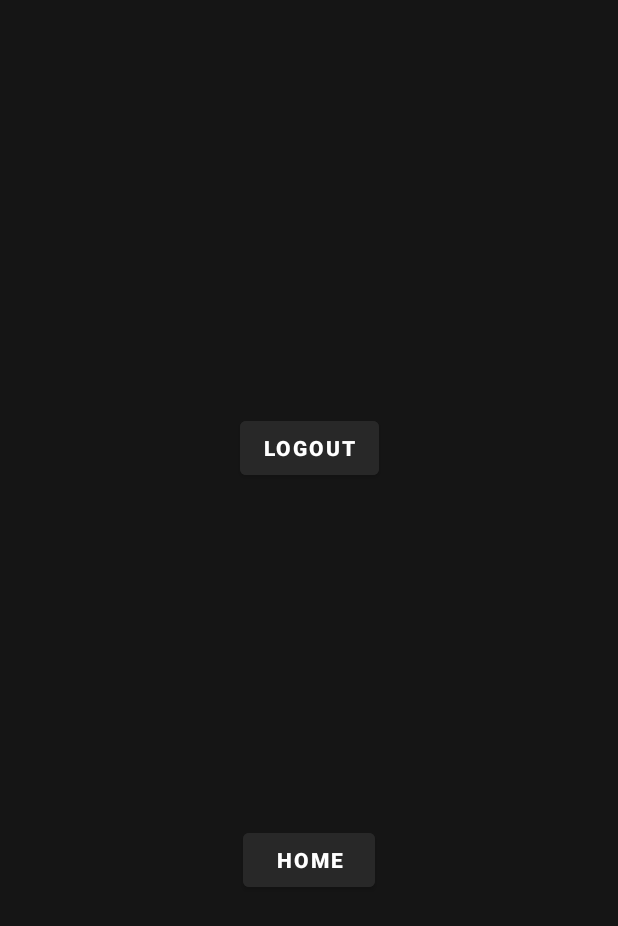
After one commit to parisgiakoum/MovIeT-Android_Movie_Experience, an Android app: the TestAuthorisationFunctionalities screen opened directly, with no data from a screen before it, on a phone screen of 412 x 824 dp. The commit adds this screen. Shown: the top 926 px of the screen. Run offline under Robolectric (Android 15) with nearby library versions, the phone set to English and light mode, and no system bars; our stand-ins replace Firebase (no records; nobody signed in at launch, a user with empty details on screens opened directly).

Commit message:
Logout implemented - Created a test activity to temp-check functionalities

```diff
--- a/app/src/main/AndroidManifest.xml
+++ b/app/src/main/AndroidManifest.xml
@@ -12,14 +12,17 @@
         android:supportsRtl="true"
         android:theme="@style/Theme.Moviet">
         <activity
+            android:name=".Authorisation.TestAuthorisationFunctionalities"
+            android:exported="false" />
+        <activity
             android:name=".Home.HomeActivity"
             android:exported="true" />
         <activity
-            android:name=".Authentication.RegisterActivity"
+            android:name=".Authorisation.RegisterActivity"
             android:exported="true"
             android:windowSoftInputMode="adjustResize" />
         <activity
-            android:name=".Authentication.LoginActivity"
+            android:name=".Authorisation.LoginActivity"
             android:exported="true"
             android:windowSoftInputMode="adjustResize">
             <intent-filter>
--- a/app/src/main/java/com/regen21/moviet/Authentication/LoginActivity.java
+++ b/app/src/main/java/com/regen21/moviet/Authorisation/LoginActivity.java
@@ -1,4 +1,4 @@
-package com.regen21.moviet.Authentication;
+package com.regen21.moviet.Authorisation;
 
 import androidx.annotation.NonNull;
 import androidx.appcompat.app.AppCompatActivity;
@@ -17,7 +17,6 @@
 import com.google.firebase.auth.AuthResult;
 import com.google.firebase.auth.FirebaseAuth;
 import com.google.firebase.auth.FirebaseUser;
-import com.regen21.moviet.Home.HomeActivity;
 import com.regen21.moviet.R;
 
 public class LoginActivity extends AppCompatActivity {
@@ -92,8 +91,8 @@
                     FirebaseUser user = FirebaseAuth.getInstance().getCurrentUser();
 
                     if(user.isEmailVerified()) {
-                        // Redirect to home
-                        startActivity(new Intent(LoginActivity.this, HomeActivity.class));
+                        // Redirect to home - TESTING LOGOUT HERE
+                        startActivity(new Intent(LoginActivity.this, TestAuthorisationFunctionalities.class));
                     }
                     else {
                         user.sendEmailVerification();
--- a/app/src/main/java/com/regen21/moviet/Authentication/RegisterActivity.java
+++ b/app/src/main/java/com/regen21/moviet/Authorisation/RegisterActivity.java
@@ -1,4 +1,4 @@
-package com.regen21.moviet.Authentication;
+package com.regen21.moviet.Authorisation;
 
 import androidx.annotation.NonNull;
 import androidx.appcompat.app.AppCompatActivity;
--- /dev/null
+++ b/app/src/main/java/com/regen21/moviet/Authorisation/TestAuthorisationFunctionalities.java
@@ -0,0 +1,40 @@
+package com.regen21.moviet.Authorisation;
+
+import androidx.appcompat.app.AppCompatActivity;
+
+import android.content.Intent;
+import android.os.Bundle;
+import android.view.View;
+import android.widget.Button;
+
+import com.google.firebase.auth.FirebaseAuth;
+import com.regen21.moviet.Home.HomeActivity;
+import com.regen21.moviet.R;
+
+// THIS IS A TEST ONLY CLASS
+public class TestAuthorisationFunctionalities extends AppCompatActivity {
+
+    @Override
+    protected void onCreate(Bundle savedInstanceState) {
+        super.onCreate(savedInstanceState);
+        setContentView(R.layout.activity_test_logout_btn);
+
+        Button logoutBtn = findViewById(R.id.logout_btn);
+        Button homeBtn = findViewById(R.id.home_btn);
+
+        logoutBtn.setOnClickListener(new View.OnClickListener() {
+            @Override
+            public void onClick(View v) {
+                FirebaseAuth.getInstance().signOut();
+                startActivity(new Intent(TestAuthorisationFunctionalities.this, LoginActivity.class));
+            }
+        });
+
+        homeBtn.setOnClickListener(new View.OnClickListener() {
+            @Override
+            public void onClick(View v) {
+                startActivity(new Intent(TestAuthorisationFunctionalities.this, HomeActivity.class));
+            }
+        });
+    }
+}
--- a/app/src/main/java/com/regen21/moviet/Authentication/User.java
+++ b/app/src/main/java/com/regen21/moviet/Authorisation/User.java
@@ -1,4 +1,4 @@
-package com.regen21.moviet.Authentication;
+package com.regen21.moviet.Authorisation;
 
 public class User {
 
--- /dev/null
+++ b/app/src/main/res/layout/activity_test_logout_btn.xml
@@ -0,0 +1,35 @@
+<?xml version="1.0" encoding="utf-8"?>
+<androidx.constraintlayout.widget.ConstraintLayout xmlns:android="http://schemas.android.com/apk/res/android"
+    xmlns:app="http://schemas.android.com/apk/res-auto"
+    xmlns:tools="http://schemas.android.com/tools"
+    android:layout_width="match_parent"
+    android:layout_height="match_parent"
+    tools:context=".Authorisation.TestAuthorisationFunctionalities">
+
+    <!--THIS IS A TEST ONLY ACTIVITY-->
+
+    <Button
+        android:id="@+id/logout_btn"
+        android:layout_width="wrap_content"
+        android:layout_height="wrap_content"
+        android:text="logout"
+        android:textStyle="bold"
+        android:backgroundTint="@color/grey"
+        app:layout_constraintTop_toTopOf="parent"
+        app:layout_constraintBottom_toBottomOf="@id/home_btn"
+        app:layout_constraintRight_toRightOf="parent"
+        app:layout_constraintLeft_toLeftOf="parent" />
+
+    <Button
+        android:id="@+id/home_btn"
+        android:layout_width="wrap_content"
+        android:layout_height="wrap_content"
+        android:text="home"
+        android:textStyle="bold"
+        android:backgroundTint="@color/grey"
+        app:layout_constraintTop_toBottomOf="@id/logout_btn"
+        app:layout_constraintBottom_toBottomOf="parent"
+        app:layout_constraintRight_toRightOf="parent"
+        app:layout_constraintLeft_toLeftOf="parent" />
+
+</androidx.constraintlayout.widget.ConstraintLayout>
```
